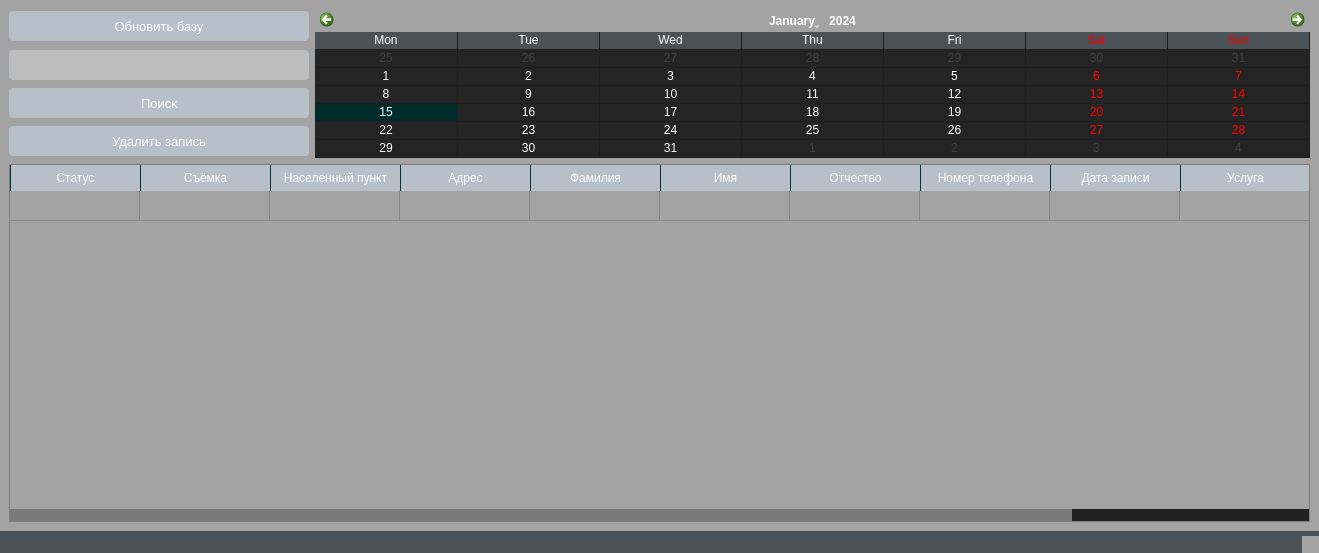
This is viewAllFormUi.ui in JavelinSx/kadastr as Qt 5 draws it before an edit. The edited form follows.
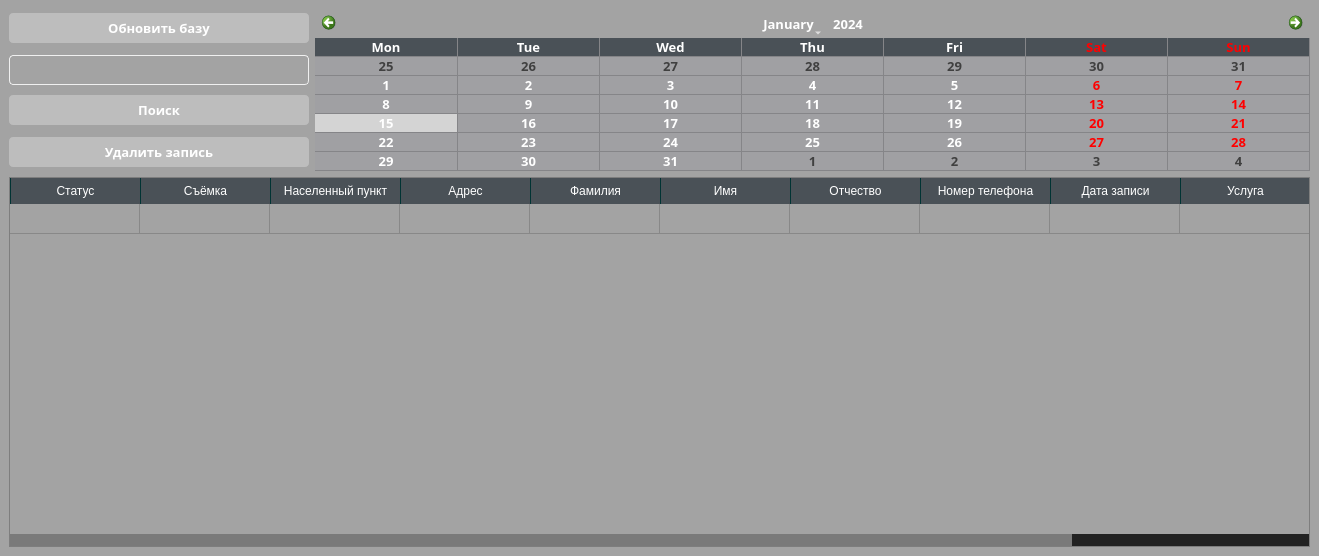
This is the edited form. Icons and pictures are not drawn.

Patch:
```diff
--- a/viewAllFormUi.ui
+++ b/viewAllFormUi.ui
@@ -7,14 +7,23 @@
     <x>0</x>
     <y>0</y>
     <width>1319</width>
-    <height>553</height>
+    <height>556</height>
    </rect>
   </property>
+  <property name="font">
+   <font>
+    <family>Kartika</family>
+    <pointsize>10</pointsize>
+    <weight>75</weight>
+    <bold>true</bold>
+   </font>
+  </property>
   <property name="windowTitle">
    <string>База данных</string>
   </property>
   <property name="styleSheet">
-   <string notr="true">QWidget
+   <string notr="true">/*-----QWidget-----*/
+QWidget
 {
 	background-color: #a3a3a3;
 	color: #fff;
@@ -22,16 +31,63 @@
 	selection-color: #000;
 
 }
+
+
+/*-----QLabel-----*/
+QLabel
+{
+	background-color: transparent;
+	color: #fff;
+
+}
+
+
+/*-----QToolButton-----*/
+QToolButton 
+{
+	background-color: transparent;
+	color: #fff;
+	padding: 3px;
+	margin-left: 1px;
+}
+
+
+QToolButton:hover
+{
+	background-color: rgba(70,162,218,50%);
+	border: 1px solid #46a2da;
+	color: #000;
+	
+}
+
+
+QToolButton:pressed
+{
+	background-color: #727272;
+	border: 1px solid #46a2da;
+
+}
+
+
+QToolButton:checked
+{
+	background-color: #727272;
+	border: 1px solid #222;
+}
+
+
 /*-----QPushButton-----*/
 QPushButton
 {
-	background-color: #b7bfc9;
+	background-color: #bdbdbd;
 	color: #fff;
 	min-width: 80px;
 	border-radius: 4px;
 	padding: 5px;
 
 }
+
+
 QPushButton::flat
 {
 	background-color: transparent;
@@ -39,6 +95,8 @@
 	color: #000;
 
 }
+
+
 QPushButton::disabled
 {
 	background-color: #606060;
@@ -46,64 +104,122 @@
 	border-color: #051a39;
 
 }
+
+
 QPushButton::hover
 {
 	background-color: #54aad;
 	border: 1px solid #7b8a9c;
 
 }
+
+
 QPushButton::pressed
 {
 	background-color: #627082;
 	border: 1px solid #627082;
 
 }
+
+
 QPushButton::checked
 {
-	background-color: #7b8a9c;
-	border: 1px solid #bd5355;
+	background-color: #707070;
+	border: 1px solid #fff;
 
 }
+
+
 /*-----QLineEdit-----*/
 QLineEdit
 {
-	background-color: #bdbdbd;
+	background-color: #lightgray;
 	color : #fff;
-	border: 1px solid #b7bfc9;
+	border: 1px solid #f0f0f0;
 	padding: 3px;
 	padding-left: 5px;
 	border-radius: 4px;
 
 }
+
+
 /*-----QPlainTExtEdit-----*/
 QPlainTextEdit
 {
-	background-color: #bdbdbd;
+	background-color: #575757;
 	color : #fff;
-	border: 1px solid #b7bfc9;
+	border: 1px solid #f0f0f0;
 	padding: 3px;
 	padding-left: 5px;
 	border-radius: 4px;
 
 }
+QTextEdit
+{
+	background-color: #lightgray;
+	border-radius: 4px;
+	border: 1px solid #f0f0f0;
+}
+
+/*-----QToolBox-----*/
+QToolBox
+{
+	background-color: transparent;
+	border: 1px solid #f0f0f0;
+
+}
+
+
+QToolBox::tab
+{
+	background-color: #002b2b;
+	border: 1px solid #f0f0f0;
+
+}
+
+
+QToolBox::tab:hover
+{
+	background-color: #006d6d;
+	border: 1px solid #f0f0f0;
+
+}
+
 
 /*-----QComboBox-----*/
 QComboBox
 {
-    background-color: #4a5157;
+    background-color: #lightgray;
     padding-left: 6px;
     color: #fff;
     height: 20px;
 	border-radius: 4px;
+	border: 1px solid #f0f0f0;
 
 }
+
+QComboBox::drop-down 
+{
+    border: 0px; /* This seems to replace the whole arrow of the combo box */
+	background-color: #lightgray;
+}
+
+/* Define a new custom arrow icon for the combo box */
+QComboBox::down-arrow {
+	background-color: #lightgray;
+    width: 14px;
+    height: 14px;
+}
+
 QComboBox::disabled
 {
-	background-color: #404040;
+	background-color: #575757;
 	color: #656565;
 	border-color: #051a39;
 
 }
+
+
 QComboBox:on
 {
     background-color: #4a5157;
@@ -111,6 +227,7 @@
 
 }
 
+
 QComboBox QAbstractItemView
 {
     background-color: #4a5157;
@@ -120,6 +237,8 @@
     outline: 0;
 
 }
+
+
 QComboBox::drop-down
 {
 	background-color: #4a5157;
@@ -129,57 +248,83 @@
     width: 15px;
 
 }
-QComboBox::down-arrow
+
+
+
+QDateEdit
 {
-    image: url(://arrow-down.png);
-    width: 8px;
-    height: 8px;
-
+		background-color: #lightgray;
+		border: 1px solid #f0f0f0;
+		border-radius: 4px;
 }
 
+
+
 /*-----QHeaderView-----*/
 QHeaderView::section
 {
-    background-color: #b7bfc9;
+    background-color: #4a5157;
 	border: none;
     color: #fff;
 	padding: 4px;
 	
 }
+
+
 QHeaderView::section:disabled
 {
     background-color: #525251;
     color: #656565;
 
 }
+
+
 QHeaderView::section:checked
 {
     background-color: qlineargradient(spread:repeat, x1:1, y1:0, x2:1, y2:1, stop:0 rgba(227, 227, 227, 255),stop:1 rgba(187, 187, 187, 255));
     color: #000;
 
 }
+
+
 QHeaderView::section::vertical::first,
 QHeaderView::section::vertical::only-one
 {
     border-left: 1px solid #003333;
 
 }
+
+
 QHeaderView::section::vertical
 {
     border-left: 1px solid #003333;
 }
+
+
 QHeaderView::section::horizontal::first,
 QHeaderView::section::horizontal::only-one
 {
     border-left: 1px solid #003333;
 
 }
+
+
 QHeaderView::section::horizontal
 {
     border-left: 1px solid #003333;
 
 }
 
+
+QTableCornerButton::section
+{
+    background-color: qlineargradient(spread:repeat, x1:1, y1:0, x2:1, y2:1, stop:0 rgba(227, 227, 227, 255),stop:1 rgba(187, 187, 187, 255));
+	border: 1px solid #000;
+    color: #fff;
+
+}
+
+
 /*-----QCalendarWidget-----*/
 QCalendarWidget QToolButton
 {
@@ -188,6 +333,7 @@
 
 }
 
+
 QCalendarWidget QToolButton::hover
 {
 	background-color: #006666;
@@ -196,6 +342,7 @@
 
 }
 
+
 QCalendarWidget QMenu 
 {
 	width: 120px;
@@ -204,6 +351,7 @@
 
 }
 
+
 QCalendarWidget QWidget 
 { 
 	alternate-background-color: #4a5157; 
@@ -215,8 +363,8 @@
 QCalendarWidget QAbstractItemView:enabled 
 {
 	color: #fff;  
-	background-color: #242424;  
-	selection-background-color: #002b2b; 
+	background-color: #a0a0a3;  
+	selection-background-color: #d4d4d4; 
 	selection-color: #fff; 
 
 }
@@ -285,7 +433,7 @@
     color: #fff;
     show-decoration-selected: 1; 
     outline: 0;
-   	border: 1px solid #1d1d1d;
+   	border: 1px solid #f0f0f0;
 
 }
 
@@ -620,45 +768,6 @@
 	
 }
 
-
-/*-----QProgressBar-----*/
-QProgressBar
-{
-	border: 1px solid #1d1d1d;
-    text-align: center;
-	border-radius: 10px;
-	color: #fff;
-	font-weight: bold;
-
-}
-
-
-QProgressBar::chunk
-{
-    background-color: #3b86ae;
-	border-radius: 9px;
-    margin: 0.5px;
-
-}
-
-
-/*-----QStatusBar-----*/
-QStatusBar
-{
-	background-color: #4a5157;
-	color: #ffffff;
-	border-color: #051a39;
-
-}
-
-
-/*-----QSizeGrip-----*/
-QSizeGrip 
-{
-	background-color: image(&quot;./ressources/sizegrip.png&quot;); /*To replace*/
-	border: none;
-
-}
 </string>
   </property>
   <widget class="QWidget" name="centralwidget">
@@ -674,9 +783,240 @@
         <height>300</height>
        </size>
       </property>
+      <property name="palette">
+       <palette>
+        <active>
+         <colorrole role="WindowText">
+          <brush brushstyle="SolidPattern">
+           <color alpha="255">
+            <red>255</red>
+            <green>255</green>
+            <blue>255</blue>
+           </color>
+          </brush>
+         </colorrole>
+         <colorrole role="Button">
+          <brush brushstyle="SolidPattern">
+           <color alpha="255">
+            <red>163</red>
+            <green>163</green>
+            <blue>163</blue>
+           </color>
+          </brush>
+         </colorrole>
+         <colorrole role="Text">
+          <brush brushstyle="SolidPattern">
+           <color alpha="255">
+            <red>255</red>
+            <green>255</green>
+            <blue>255</blue>
+           </color>
+          </brush>
+         </colorrole>
+         <colorrole role="ButtonText">
+          <brush brushstyle="SolidPattern">
+           <color alpha="255">
+            <red>255</red>
+            <green>255</green>
+            <blue>255</blue>
+           </color>
+          </brush>
+         </colorrole>
+         <colorrole role="Base">
+          <brush brushstyle="SolidPattern">
+           <color alpha="255">
+            <red>163</red>
+            <green>163</green>
+            <blue>163</blue>
+           </color>
+          </brush>
+         </colorrole>
+         <colorrole role="Window">
+          <brush brushstyle="SolidPattern">
+           <color alpha="255">
+            <red>163</red>
+            <green>163</green>
+            <blue>163</blue>
+           </color>
+          </brush>
+         </colorrole>
+         <colorrole role="Highlight">
+          <brush brushstyle="SolidPattern">
+           <color alpha="255">
+            <red>255</red>
+            <green>255</green>
+            <blue>255</blue>
+           </color>
+          </brush>
+         </colorrole>
+         <colorrole role="HighlightedText">
+          <brush brushstyle="SolidPattern">
+           <color alpha="255">
+            <red>0</red>
+            <green>0</green>
+            <blue>0</blue>
+           </color>
+          </brush>
+         </colorrole>
+        </active>
+        <inactive>
+         <colorrole role="WindowText">
+          <brush brushstyle="SolidPattern">
+           <color alpha="255">
+            <red>255</red>
+            <green>255</green>
+            <blue>255</blue>
+           </color>
+          </brush>
+         </colorrole>
+         <colorrole role="Button">
+          <brush brushstyle="SolidPattern">
+           <color alpha="255">
+            <red>163</red>
+            <green>163</green>
+            <blue>163</blue>
+           </color>
+          </brush>
+         </colorrole>
+         <colorrole role="Text">
+          <brush brushstyle="SolidPattern">
+           <color alpha="255">
+            <red>255</red>
+            <green>255</green>
+            <blue>255</blue>
+           </color>
+          </brush>
+         </colorrole>
+         <colorrole role="ButtonText">
+          <brush brushstyle="SolidPattern">
+           <color alpha="255">
+            <red>255</red>
+            <green>255</green>
+            <blue>255</blue>
+           </color>
+          </brush>
+         </colorrole>
+         <colorrole role="Base">
+          <brush brushstyle="SolidPattern">
+           <color alpha="255">
+            <red>163</red>
+            <green>163</green>
+            <blue>163</blue>
+           </color>
+          </brush>
+         </colorrole>
+         <colorrole role="Window">
+          <brush brushstyle="SolidPattern">
+           <color alpha="255">
+            <red>163</red>
+            <green>163</green>
+            <blue>163</blue>
+           </color>
+          </brush>
+         </colorrole>
+         <colorrole role="Highlight">
+          <brush brushstyle="SolidPattern">
+           <color alpha="255">
+            <red>255</red>
+            <green>255</green>
+            <blue>255</blue>
+           </color>
+          </brush>
+         </colorrole>
+         <colorrole role="HighlightedText">
+          <brush brushstyle="SolidPattern">
+           <color alpha="255">
+            <red>0</red>
+            <green>0</green>
+            <blue>0</blue>
+           </color>
+          </brush>
+         </colorrole>
+        </inactive>
+        <disabled>
+         <colorrole role="WindowText">
+          <brush brushstyle="SolidPattern">
+           <color alpha="255">
+            <red>255</red>
+            <green>255</green>
+            <blue>255</blue>
+           </color>
+          </brush>
+         </colorrole>
+         <colorrole role="Button">
+          <brush brushstyle="SolidPattern">
+           <color alpha="255">
+            <red>163</red>
+            <green>163</green>
+            <blue>163</blue>
+           </color>
+          </brush>
+         </colorrole>
+         <colorrole role="Text">
+          <brush brushstyle="SolidPattern">
+           <color alpha="255">
+            <red>255</red>
+            <green>255</green>
+            <blue>255</blue>
+           </color>
+          </brush>
+         </colorrole>
+         <colorrole role="ButtonText">
+          <brush brushstyle="SolidPattern">
+           <color alpha="255">
+            <red>255</red>
+            <green>255</green>
+            <blue>255</blue>
+           </color>
+          </brush>
+         </colorrole>
+         <colorrole role="Base">
+          <brush brushstyle="SolidPattern">
+           <color alpha="255">
+            <red>163</red>
+            <green>163</green>
+            <blue>163</blue>
+           </color>
+          </brush>
+         </colorrole>
+         <colorrole role="Window">
+          <brush brushstyle="SolidPattern">
+           <color alpha="255">
+            <red>163</red>
+            <green>163</green>
+            <blue>163</blue>
+           </color>
+          </brush>
+         </colorrole>
+         <colorrole role="Highlight">
+          <brush brushstyle="SolidPattern">
+           <color alpha="255">
+            <red>255</red>
+            <green>255</green>
+            <blue>255</blue>
+           </color>
+          </brush>
+         </colorrole>
+         <colorrole role="HighlightedText">
+          <brush brushstyle="SolidPattern">
+           <color alpha="255">
+            <red>0</red>
+            <green>0</green>
+            <blue>0</blue>
+           </color>
+          </brush>
+         </colorrole>
+        </disabled>
+       </palette>
+      </property>
       <property name="font">
        <font>
+        <family>Kartika</family>
         <pointsize>10</pointsize>
+        <weight>75</weight>
+        <bold>true</bold>
+        <underline>false</underline>
+        <strikeout>false</strikeout>
        </font>
       </property>
       <attribute name="horizontalHeaderDefaultSectionSize">
@@ -787,7 +1127,10 @@
       </property>
       <property name="font">
        <font>
+        <family>Kartika</family>
         <pointsize>10</pointsize>
+        <weight>75</weight>
+        <bold>true</bold>
        </font>
       </property>
       <property name="text">
@@ -817,7 +1160,10 @@
       </property>
       <property name="font">
        <font>
+        <family>Kartika</family>
         <pointsize>10</pointsize>
+        <weight>75</weight>
+        <bold>true</bold>
        </font>
       </property>
      </widget>
@@ -857,9 +1203,9 @@
          <colorrole role="Button">
           <brush brushstyle="SolidPattern">
            <color alpha="255">
-            <red>183</red>
-            <green>191</green>
-            <blue>201</blue>
+            <red>189</red>
+            <green>189</green>
+            <blue>189</blue>
            </color>
           </brush>
          </colorrole>
@@ -884,18 +1230,18 @@
          <colorrole role="Base">
           <brush brushstyle="SolidPattern">
            <color alpha="255">
-            <red>183</red>
-            <green>191</green>
-            <blue>201</blue>
+            <red>189</red>
+            <green>189</green>
+            <blue>189</blue>
            </color>
           </brush>
          </colorrole>
          <colorrole role="Window">
           <brush brushstyle="SolidPattern">
            <color alpha="255">
-            <red>183</red>
-            <green>191</green>
-            <blue>201</blue>
+            <red>189</red>
+            <green>189</green>
+            <blue>189</blue>
            </color>
           </brush>
          </colorrole>
@@ -931,9 +1277,9 @@
          <colorrole role="Button">
           <brush brushstyle="SolidPattern">
            <color alpha="255">
-            <red>183</red>
-            <green>191</green>
-            <blue>201</blue>
+            <red>189</red>
+            <green>189</green>
+            <blue>189</blue>
            </color>
           </brush>
          </colorrole>
@@ -958,18 +1304,18 @@
          <colorrole role="Base">
           <brush brushstyle="SolidPattern">
            <color alpha="255">
-            <red>183</red>
-            <green>191</green>
-            <blue>201</blue>
+            <red>189</red>
+            <green>189</green>
+            <blue>189</blue>
            </color>
           </brush>
          </colorrole>
          <colorrole role="Window">
           <brush brushstyle="SolidPattern">
            <color alpha="255">
-            <red>183</red>
-            <green>191</green>
-            <blue>201</blue>
+            <red>189</red>
+            <green>189</green>
+            <blue>189</blue>
            </color>
           </brush>
          </colorrole>
@@ -1070,7 +1416,10 @@
       </property>
       <property name="font">
        <font>
+        <family>Kartika</family>
         <pointsize>10</pointsize>
+        <weight>75</weight>
+        <bold>true</bold>
        </font>
       </property>
       <property name="text">
@@ -1100,7 +1449,10 @@
       </property>
       <property name="font">
        <font>
+        <family>Kartika</family>
         <pointsize>10</pointsize>
+        <weight>75</weight>
+        <bold>true</bold>
        </font>
       </property>
       <property name="text">
@@ -1110,6 +1462,14 @@
     </item>
     <item row="3" column="2" rowspan="4">
      <widget class="QCalendarWidget" name="calendarWidget">
+      <property name="font">
+       <font>
+        <family>Kartika</family>
+        <pointsize>10</pointsize>
+        <weight>75</weight>
+        <bold>true</bold>
+       </font>
+      </property>
       <property name="gridVisible">
        <bool>true</bool>
       </property>
@@ -1129,17 +1489,6 @@
     </item>
    </layout>
   </widget>
-  <widget class="QMenuBar" name="menubar">
-   <property name="geometry">
-    <rect>
-     <x>0</x>
-     <y>0</y>
-     <width>1319</width>
-     <height>21</height>
-    </rect>
-   </property>
-  </widget>
-  <widget class="QStatusBar" name="statusbar"/>
  </widget>
  <resources/>
  <connections/>
```
Left out of the diff: 8 changed lines with no effect on the pictures.
